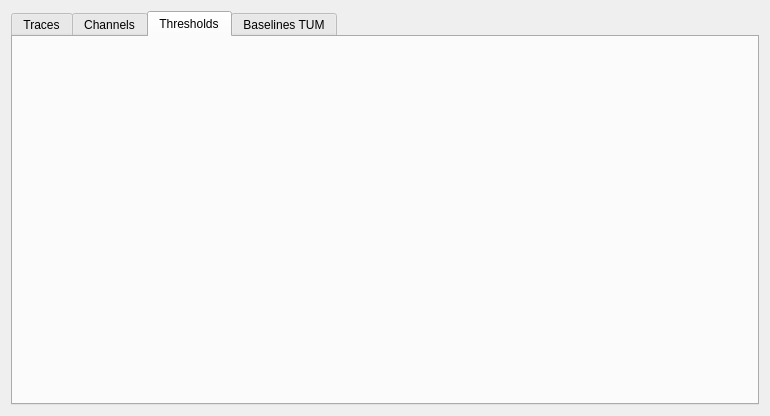
This is mbspex/gui/qt/febex/FebexWidget.ui in gsi-ee/drivers as Qt 5 draws it before an edit. The edited form follows.
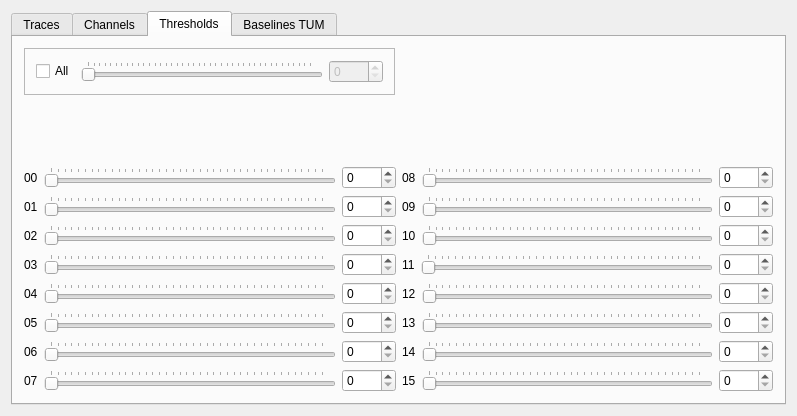
This is the edited form. The open tabs and pages were chosen to show the change.

Commit message: mbspex gui for febex: Bit bugfixes :( Implemented functionality for new tabs. Added auto apply features for thresholds and channel properties.

Patch:
```diff
--- a/mbspex/gui/qt/febex/FebexWidget.ui
+++ b/mbspex/gui/qt/febex/FebexWidget.ui
@@ -6,8 +6,8 @@
    <rect>
     <x>0</x>
     <y>0</y>
-    <width>770</width>
-    <height>373</height>
+    <width>797</width>
+    <height>369</height>
    </rect>
   </property>
   <property name="windowTitle">
@@ -301,6 +301,963 @@
       <attribute name="title">
        <string>Thresholds</string>
       </attribute>
+      <layout class="QGridLayout" name="gridLayout_8">
+       <item row="0" column="0" colspan="2">
+        <layout class="QVBoxLayout" name="verticalLayout_11">
+         <item>
+          <layout class="QHBoxLayout" name="horizontalLayout_29">
+           <item>
+            <widget class="QFrame" name="Thresholds_all_frame_2">
+             <property name="sizePolicy">
+              <sizepolicy hsizetype="Preferred" vsizetype="Minimum">
+               <horstretch>0</horstretch>
+               <verstretch>0</verstretch>
+              </sizepolicy>
+             </property>
+             <property name="minimumSize">
+              <size>
+               <width>0</width>
+               <height>45</height>
+              </size>
+             </property>
+             <property name="frameShape">
+              <enum>QFrame::StyledPanel</enum>
+             </property>
+             <property name="frameShadow">
+              <enum>QFrame::Raised</enum>
+             </property>
+             <layout class="QHBoxLayout" name="horizontalLayout_7">
+              <item>
+               <widget class="QCheckBox" name="checkBox_ThresholdsAlll">
+                <property name="toolTip">
+                 <string>&lt;html&gt;&lt;head/&gt;&lt;body&gt;&lt;p&gt;If checked all threshold values will changed accordingly &lt;/p&gt;&lt;/body&gt;&lt;/html&gt;</string>
+                </property>
+                <property name="text">
+                 <string>All</string>
+                </property>
+               </widget>
+              </item>
+              <item>
+               <widget class="QSlider" name="Threshold_Slider_all">
+                <property name="enabled">
+                 <bool>false</bool>
+                </property>
+                <property name="maximum">
+                 <number>4095</number>
+                </property>
+                <property name="singleStep">
+                 <number>10</number>
+                </property>
+                <property name="pageStep">
+                 <number>100</number>
+                </property>
+                <property name="value">
+                 <number>0</number>
+                </property>
+                <property name="sliderPosition">
+                 <number>0</number>
+                </property>
+                <property name="orientation">
+                 <enum>Qt::Horizontal</enum>
+                </property>
+                <property name="tickPosition">
+                 <enum>QSlider::TicksAbove</enum>
+                </property>
+               </widget>
+              </item>
+              <item>
+               <widget class="QSpinBox" name="Threshold_spinBox_all">
+                <property name="enabled">
+                 <bool>false</bool>
+                </property>
+                <property name="toolTip">
+                 <string>Threshold_All</string>
+                </property>
+                <property name="maximum">
+                 <number>4095</number>
+                </property>
+                <property name="singleStep">
+                 <number>1</number>
+                </property>
+                <property name="value">
+                 <number>0</number>
+                </property>
+               </widget>
+              </item>
+             </layout>
+            </widget>
+           </item>
+           <item>
+            <spacer name="horizontalSpacer">
+             <property name="orientation">
+              <enum>Qt::Horizontal</enum>
+             </property>
+             <property name="sizeHint" stdset="0">
+              <size>
+               <width>378</width>
+               <height>20</height>
+              </size>
+             </property>
+            </spacer>
+           </item>
+          </layout>
+         </item>
+         <item>
+          <spacer name="verticalSpacer">
+           <property name="orientation">
+            <enum>Qt::Vertical</enum>
+           </property>
+           <property name="sizeHint" stdset="0">
+            <size>
+             <width>20</width>
+             <height>40</height>
+            </size>
+           </property>
+          </spacer>
+         </item>
+        </layout>
+       </item>
+       <item row="1" column="0">
+        <layout class="QVBoxLayout" name="verticalLayout_7">
+         <item>
+          <layout class="QHBoxLayout" name="horizontalLayout_1">
+           <item>
+            <widget class="QLabel" name="Threshold_label_00">
+             <property name="text">
+              <string>00</string>
+             </property>
+            </widget>
+           </item>
+           <item>
+            <widget class="QSlider" name="Threshold_Slider_00">
+             <property name="maximum">
+              <number>4095</number>
+             </property>
+             <property name="singleStep">
+              <number>10</number>
+             </property>
+             <property name="pageStep">
+              <number>100</number>
+             </property>
+             <property name="value">
+              <number>0</number>
+             </property>
+             <property name="sliderPosition">
+              <number>0</number>
+             </property>
+             <property name="orientation">
+              <enum>Qt::Horizontal</enum>
+             </property>
+             <property name="tickPosition">
+              <enum>QSlider::TicksAbove</enum>
+             </property>
+            </widget>
+           </item>
+           <item>
+            <widget class="QSpinBox" name="Threshold_spinBox_00">
+             <property name="toolTip">
+              <string>Threshold_00 </string>
+             </property>
+             <property name="maximum">
+              <number>4095</number>
+             </property>
+             <property name="singleStep">
+              <number>1</number>
+             </property>
+             <property name="value">
+              <number>0</number>
+             </property>
+            </widget>
+           </item>
+          </layout>
+         </item>
+         <item>
+          <layout class="QHBoxLayout" name="horizontalLayout_8">
+           <item>
+            <widget class="QLabel" name="Threshold_label_01">
+             <property name="text">
+              <string>01</string>
+             </property>
+            </widget>
+           </item>
+           <item>
+            <widget class="QSlider" name="Threshold_Slider_01">
+             <property name="maximum">
+              <number>4095</number>
+             </property>
+             <property name="singleStep">
+              <number>10</number>
+             </property>
+             <property name="pageStep">
+              <number>100</number>
+             </property>
+             <property name="value">
+              <number>0</number>
+             </property>
+             <property name="sliderPosition">
+              <number>0</number>
+             </property>
+             <property name="orientation">
+              <enum>Qt::Horizontal</enum>
+             </property>
+             <property name="tickPosition">
+              <enum>QSlider::TicksAbove</enum>
+             </property>
+            </widget>
+           </item>
+           <item>
+            <widget class="QSpinBox" name="Threshold_spinBox_01">
+             <property name="toolTip">
+              <string>Threshold_01 </string>
+             </property>
+             <property name="maximum">
+              <number>4095</number>
+             </property>
+             <property name="singleStep">
+              <number>1</number>
+             </property>
+             <property name="value">
+              <number>0</number>
+             </property>
+            </widget>
+           </item>
+          </layout>
+         </item>
+         <item>
+          <layout class="QHBoxLayout" name="horizontalLayout_9">
+           <item>
+            <widget class="QLabel" name="Threshold_label_02">
+             <property name="text">
+              <string>02</string>
+             </property>
+            </widget>
+           </item>
+           <item>
+            <widget class="QSlider" name="Threshold_Slider_02">
+             <property name="maximum">
+              <number>4095</number>
+             </property>
+             <property name="singleStep">
+              <number>10</number>
+             </property>
+             <property name="pageStep">
+              <number>100</number>
+             </property>
+             <property name="value">
+              <number>0</number>
+             </property>
+             <property name="sliderPosition">
+              <number>0</number>
+             </property>
+             <property name="orientation">
+              <enum>Qt::Horizontal</enum>
+             </property>
+             <property name="tickPosition">
+              <enum>QSlider::TicksAbove</enum>
+             </property>
+            </widget>
+           </item>
+           <item>
+            <widget class="QSpinBox" name="Threshold_spinBox_02">
+             <property name="toolTip">
+              <string>Threshold_02 </string>
+             </property>
+             <property name="maximum">
+              <number>4095</number>
+             </property>
+             <property name="singleStep">
+              <number>1</number>
+             </property>
+             <property name="value">
+              <number>0</number>
+             </property>
+            </widget>
+           </item>
+          </layout>
+         </item>
+         <item>
+          <layout class="QHBoxLayout" name="horizontalLayout_10">
+           <item>
+            <widget class="QLabel" name="Threshold_label_03">
+             <property name="text">
+              <string>03</string>
+             </property>
+            </widget>
+           </item>
+           <item>
+            <widget class="QSlider" name="Threshold_Slider_03">
+             <property name="maximum">
+              <number>4095</number>
+             </property>
+             <property name="singleStep">
+              <number>10</number>
+             </property>
+             <property name="pageStep">
+              <number>100</number>
+             </property>
+             <property name="value">
+              <number>0</number>
+             </property>
+             <property name="sliderPosition">
+              <number>0</number>
+             </property>
+             <property name="orientation">
+              <enum>Qt::Horizontal</enum>
+             </property>
+             <property name="tickPosition">
+              <enum>QSlider::TicksAbove</enum>
+             </property>
+            </widget>
+           </item>
+           <item>
+            <widget class="QSpinBox" name="Threshold_spinBox_03">
+             <property name="toolTip">
+              <string>Threshold_03 </string>
+             </property>
+             <property name="maximum">
+              <number>4095</number>
+             </property>
+             <property name="singleStep">
+              <number>1</number>
+             </property>
+             <property name="value">
+              <number>0</number>
+             </property>
+            </widget>
+           </item>
+          </layout>
+         </item>
+         <item>
+          <layout class="QHBoxLayout" name="horizontalLayout_17">
+           <item>
+            <widget class="QLabel" name="Threshold_label_04">
+             <property name="text">
+              <string>04</string>
+             </property>
+            </widget>
+           </item>
+           <item>
+            <widget class="QSlider" name="Threshold_Slider_04">
+             <property name="maximum">
+              <number>4095</number>
+             </property>
+             <property name="singleStep">
+              <number>10</number>
+             </property>
+             <property name="pageStep">
+              <number>100</number>
+             </property>
+             <property name="value">
+              <number>0</number>
+             </property>
+             <property name="sliderPosition">
+              <number>0</number>
+             </property>
+             <property name="orientation">
+              <enum>Qt::Horizontal</enum>
+             </property>
+             <property name="tickPosition">
+              <enum>QSlider::TicksAbove</enum>
+             </property>
+            </widget>
+           </item>
+           <item>
+            <widget class="QSpinBox" name="Threshold_spinBox_04">
+             <property name="toolTip">
+              <string>Threshold_04 </string>
+             </property>
+             <property name="maximum">
+              <number>4095</number>
+             </property>
+             <property name="singleStep">
+              <number>1</number>
+             </property>
+             <property name="value">
+              <number>0</number>
+             </property>
+            </widget>
+           </item>
+          </layout>
+         </item>
+         <item>
+          <layout class="QHBoxLayout" name="horizontalLayout_18">
+           <item>
+            <widget class="QLabel" name="Threshold_label_05">
+             <property name="text">
+              <string>05</string>
+             </property>
+            </widget>
+           </item>
+           <item>
+            <widget class="QSlider" name="Threshold_Slider_05">
+             <property name="maximum">
+              <number>4095</number>
+             </property>
+             <property name="singleStep">
+              <number>10</number>
+             </property>
+             <property name="pageStep">
+              <number>100</number>
+             </property>
+             <property name="value">
+              <number>0</number>
+             </property>
+             <property name="sliderPosition">
+              <number>0</number>
+             </property>
+             <property name="orientation">
+              <enum>Qt::Horizontal</enum>
+             </property>
+             <property name="tickPosition">
+              <enum>QSlider::TicksAbove</enum>
+             </property>
+            </widget>
+           </item>
+           <item>
+            <widget class="QSpinBox" name="Threshold_spinBox_05">
+             <property name="toolTip">
+              <string>Threshold_05 </string>
+             </property>
+             <property name="maximum">
+              <number>4095</number>
+             </property>
+             <property name="singleStep">
+              <number>1</number>
+             </property>
+             <property name="value">
+              <number>0</number>
+             </property>
+            </widget>
+           </item>
+          </layout>
+         </item>
+         <item>
+          <layout class="QHBoxLayout" name="horizontalLayout_19">
+           <item>
+            <widget class="QLabel" name="Threshold_label_06">
+             <property name="text">
+              <string>06</string>
+             </property>
+            </widget>
+           </item>
+           <item>
+            <widget class="QSlider" name="Threshold_Slider_06">
+             <property name="maximum">
+              <number>4095</number>
+             </property>
+             <property name="singleStep">
+              <number>10</number>
+             </property>
+             <property name="pageStep">
+              <number>100</number>
+             </property>
+             <property name="value">
+              <number>0</number>
+             </property>
+             <property name="sliderPosition">
+              <number>0</number>
+             </property>
+             <property name="orientation">
+              <enum>Qt::Horizontal</enum>
+             </property>
+             <property name="tickPosition">
+              <enum>QSlider::TicksAbove</enum>
+             </property>
+            </widget>
+           </item>
+           <item>
+            <widget class="QSpinBox" name="Threshold_spinBox_06">
+             <property name="toolTip">
+              <string>Threshold_06 </string>
+             </property>
+             <property name="maximum">
+              <number>4095</number>
+             </property>
+             <property name="singleStep">
+              <number>1</number>
+             </property>
+             <property name="value">
+              <number>0</number>
+             </property>
+            </widget>
+           </item>
+          </layout>
+         </item>
+         <item>
+          <layout class="QHBoxLayout" name="horizontalLayout_20">
+           <item>
+            <widget class="QLabel" name="Threshold_label_07">
+             <property name="text">
+              <string>07</string>
+             </property>
+            </widget>
+           </item>
+           <item>
+            <widget class="QSlider" name="Threshold_Slider_07">
+             <property name="maximum">
+              <number>4095</number>
+             </property>
+             <property name="singleStep">
+              <number>10</number>
+             </property>
+             <property name="pageStep">
+              <number>100</number>
+             </property>
+             <property name="value">
+              <number>0</number>
+             </property>
+             <property name="sliderPosition">
+              <number>0</number>
+             </property>
+             <property name="orientation">
+              <enum>Qt::Horizontal</enum>
+             </property>
+             <property name="tickPosition">
+              <enum>QSlider::TicksAbove</enum>
+             </property>
+            </widget>
+           </item>
+           <item>
+            <widget class="QSpinBox" name="Threshold_spinBox_07">
+             <property name="toolTip">
+              <string>Threshold_07 </string>
+             </property>
+             <property name="maximum">
+              <number>4095</number>
+             </property>
+             <property name="singleStep">
+              <number>1</number>
+             </property>
+             <property name="value">
+              <number>0</number>
+             </property>
+            </widget>
+           </item>
+          </layout>
+         </item>
+        </layout>
+       </item>
+       <item row="1" column="1">
+        <layout class="QVBoxLayout" name="verticalLayout_8">
+         <item>
+          <layout class="QHBoxLayout" name="horizontalLayout_21">
+           <item>
+            <widget class="QLabel" name="Threshold_label_08">
+             <property name="text">
+              <string>08</string>
+             </property>
+            </widget>
+           </item>
+           <item>
+            <widget class="QSlider" name="Threshold_Slider_08">
+             <property name="maximum">
+              <number>4095</number>
+             </property>
+             <property name="singleStep">
+              <number>10</number>
+             </property>
+             <property name="pageStep">
+              <number>100</number>
+             </property>
+             <property name="value">
+              <number>0</number>
+             </property>
+             <property name="sliderPosition">
+              <number>0</number>
+             </property>
+             <property name="orientation">
+              <enum>Qt::Horizontal</enum>
+             </property>
+             <property name="tickPosition">
+              <enum>QSlider::TicksAbove</enum>
+             </property>
+            </widget>
+           </item>
+           <item>
+            <widget class="QSpinBox" name="Threshold_spinBox_08">
+             <property name="toolTip">
+              <string>Threshold_08 </string>
+             </property>
+             <property name="maximum">
+              <number>4095</number>
+             </property>
+             <property name="singleStep">
+              <number>1</number>
+             </property>
+             <property name="value">
+              <number>0</number>
+             </property>
+            </widget>
+           </item>
+          </layout>
+         </item>
+         <item>
+          <layout class="QHBoxLayout" name="horizontalLayout_22">
+           <item>
+            <widget class="QLabel" name="Threshold_label_09">
+             <property name="text">
+              <string>09</string>
+             </property>
+            </widget>
+           </item>
+           <item>
+            <widget class="QSlider" name="Threshold_Slider_09">
+             <property name="maximum">
+              <number>4095</number>
+             </property>
+             <property name="singleStep">
+              <number>10</number>
+             </property>
+             <property name="pageStep">
+              <number>100</number>
+             </property>
+             <property name="value">
+              <number>0</number>
+             </property>
+             <property name="sliderPosition">
+              <number>0</number>
+             </property>
+             <property name="orientation">
+              <enum>Qt::Horizontal</enum>
+             </property>
+             <property name="tickPosition">
+              <enum>QSlider::TicksAbove</enum>
+             </property>
+            </widget>
+           </item>
+           <item>
+            <widget class="QSpinBox" name="Threshold_spinBox_09">
+             <property name="toolTip">
+              <string>Threshold_09 </string>
+             </property>
+             <property name="maximum">
+              <number>4095</number>
+             </property>
+             <property name="singleStep">
+              <number>1</number>
+             </property>
+             <property name="value">
+              <number>0</number>
+             </property>
+            </widget>
+           </item>
+          </layout>
+         </item>
+         <item>
+          <layout class="QHBoxLayout" name="horizontalLayout_23">
+           <item>
+            <widget class="QLabel" name="Threshold_label_10">
+             <property name="text">
+              <string>10</string>
+             </property>
+            </widget>
+           </item>
+           <item>
+            <widget class="QSlider" name="Threshold_Slider_10">
+             <property name="maximum">
+              <number>4095</number>
+             </property>
+             <property name="singleStep">
+              <number>10</number>
+             </property>
+             <property name="pageStep">
+              <number>100</number>
+             </property>
+             <property name="value">
+              <number>0</number>
+             </property>
+             <property name="sliderPosition">
+              <number>0</number>
+             </property>
+             <property name="orientation">
+              <enum>Qt::Horizontal</enum>
+             </property>
+             <property name="tickPosition">
+              <enum>QSlider::TicksAbove</enum>
+             </property>
+            </widget>
+           </item>
+           <item>
+            <widget class="QSpinBox" name="Threshold_spinBox_10">
+             <property name="toolTip">
+              <string>Threshold_10 </string>
+             </property>
+             <property name="maximum">
+              <number>4095</number>
+             </property>
+             <property name="singleStep">
+              <number>1</number>
+             </property>
+             <property name="value">
+              <number>0</number>
+             </property>
+            </widget>
+           </item>
+          </layout>
+         </item>
+         <item>
+          <layout class="QHBoxLayout" name="horizontalLayout_24">
+           <item>
+            <widget class="QLabel" name="Threshold_label_11">
+             <property name="text">
+              <string>11</string>
+             </property>
+            </widget>
+           </item>
+           <item>
+            <widget class="QSlider" name="Threshold_Slider_11">
+             <property name="maximum">
+              <number>4095</number>
+             </property>
+             <property name="singleStep">
+              <number>10</number>
+             </property>
+             <property name="pageStep">
+              <number>100</number>
+             </property>
+             <property name="value">
+              <number>0</number>
+             </property>
+             <property name="sliderPosition">
+              <number>0</number>
+             </property>
+             <property name="orientation">
+              <enum>Qt::Horizontal</enum>
+             </property>
+             <property name="tickPosition">
+              <enum>QSlider::TicksAbove</enum>
+             </property>
+            </widget>
+           </item>
+           <item>
+            <widget class="QSpinBox" name="Threshold_spinBox_11">
+             <property name="toolTip">
+              <string>Threshold_11 </string>
+             </property>
+             <property name="maximum">
+              <number>4095</number>
+             </property>
+             <property name="singleStep">
+              <number>1</number>
+             </property>
+             <property name="value">
+              <number>0</number>
+             </property>
+            </widget>
+           </item>
+          </layout>
+         </item>
+         <item>
+          <layout class="QHBoxLayout" name="horizontalLayout_25">
+           <item>
+            <widget class="QLabel" name="Threshold_label_12">
+             <property name="text">
+              <string>12</string>
+             </property>
+            </widget>
+           </item>
+           <item>
+            <widget class="QSlider" name="Threshold_Slider_12">
+             <property name="maximum">
+              <number>4095</number>
+             </property>
+             <property name="singleStep">
+              <number>10</number>
+             </property>
+             <property name="pageStep">
+              <number>100</number>
+             </property>
+             <property name="value">
+              <number>0</number>
+             </property>
+             <property name="sliderPosition">
+              <number>0</number>
+             </property>
+             <property name="orientation">
+              <enum>Qt::Horizontal</enum>
+             </property>
+             <property name="tickPosition">
+              <enum>QSlider::TicksAbove</enum>
+             </property>
+            </widget>
+           </item>
+           <item>
+            <widget class="QSpinBox" name="Threshold_spinBox_12">
+             <property name="toolTip">
+              <string>Threshold_12 </string>
+             </property>
+             <property name="maximum">
+              <number>4095</number>
+             </property>
+             <property name="singleStep">
+              <number>1</number>
+             </property>
+             <property name="value">
+              <number>0</number>
+             </property>
+            </widget>
+           </item>
+          </layout>
+         </item>
+         <item>
+          <layout class="QHBoxLayout" name="horizontalLayout_26">
+           <item>
+            <widget class="QLabel" name="Threshold_label_13">
+             <property name="text">
+              <string>13</string>
+             </property>
+            </widget>
+           </item>
+           <item>
+            <widget class="QSlider" name="Threshold_Slider_13">
+             <property name="maximum">
+              <number>4095</number>
+             </property>
+             <property name="singleStep">
+              <number>10</number>
+             </property>
+             <property name="pageStep">
+              <number>100</number>
+             </property>
+             <property name="value">
+              <number>0</number>
+             </property>
+             <property name="sliderPosition">
+              <number>0</number>
+             </property>
+             <property name="orientation">
+              <enum>Qt::Horizontal</enum>
+             </property>
+             <property name="tickPosition">
+              <enum>QSlider::TicksAbove</enum>
+             </property>
+            </widget>
+           </item>
+           <item>
+            <widget class="QSpinBox" name="Threshold_spinBox_13">
+             <property name="toolTip">
+              <string>Threshold_13 </string>
+             </property>
+             <property name="maximum">
+              <number>4095</number>
+             </property>
+             <property name="singleStep">
+              <number>1</number>
+             </property>
+             <property name="value">
+              <number>0</number>
+             </property>
+            </widget>
+           </item>
+          </layout>
+         </item>
+         <item>
+          <layout class="QHBoxLayout" name="horizontalLayout_27">
+           <item>
+            <widget class="QLabel" name="Threshold_label_14">
+             <property name="text">
+              <string>14</string>
+             </property>
+            </widget>
+           </item>
+           <item>
+            <widget class="QSlider" name="Threshold_Slider_14">
+             <property name="maximum">
+              <number>4095</number>
+             </property>
+             <property name="singleStep">
+              <number>10</number>
+             </property>
+             <property name="pageStep">
+              <number>100</number>
+             </property>
+             <property name="value">
+              <number>0</number>
+             </property>
+             <property name="sliderPosition">
+              <number>0</number>
+             </property>
+             <property name="orientation">
+              <enum>Qt::Horizontal</enum>
+             </property>
+             <property name="tickPosition">
+              <enum>QSlider::TicksAbove</enum>
+             </property>
+            </widget>
+           </item>
+           <item>
+            <widget class="QSpinBox" name="Threshold_spinBox_14">
+             <property name="toolTip">
+              <string>Threshold_14 </string>
+             </property>
+             <property name="maximum">
+              <number>4095</number>
+             </property>
+             <property name="singleStep">
+              <number>1</number>
+             </property>
+             <property name="value">
+              <number>0</number>
+             </property>
+            </widget>
+           </item>
+          </layout>
+         </item>
+         <item>
+          <layout class="QHBoxLayout" name="horizontalLayout_28">
+           <item>
+            <widget class="QLabel" name="Threshold_label_15">
+             <property name="text">
+              <string>15</string>
+             </property>
+            </widget>
+           </item>
+           <item>
+            <widget class="QSlider" name="Threshold_Slider_15">
+             <property name="maximum">
+              <number>4095</number>
+             </property>
+             <property name="singleStep">
+              <number>10</number>
+             </property>
+             <property name="pageStep">
+              <number>100</number>
+             </property>
+             <property name="value">
+              <number>0</number>
+             </property>
+             <property name="sliderPosition">
+              <number>0</number>
+             </property>
+             <property name="orientation">
+              <enum>Qt::Horizontal</enum>
+             </property>
+             <property name="tickPosition">
+              <enum>QSlider::TicksAbove</enum>
+             </property>
+            </widget>
+           </item>
+           <item>
+            <widget class="QSpinBox" name="Threshold_spinBox_15">
+             <property name="toolTip">
+              <string>Threshold_15 </string>
+             </property>
+             <property name="maximum">
+              <number>4095</number>
+             </property>
+             <property name="singleStep">
+              <number>1</number>
+             </property>
+             <property name="value">
+              <number>0</number>
+             </property>
+            </widget>
+           </item>
+          </layout>
+         </item>
+        </layout>
+       </item>
+      </layout>
      </widget>
      <widget class="QWidget" name="TUM_tab">
       <attribute name="title">
```
Left out of the diff: 2034 changed lines with no effect on the pictures. The commit also changes 3 other files.
